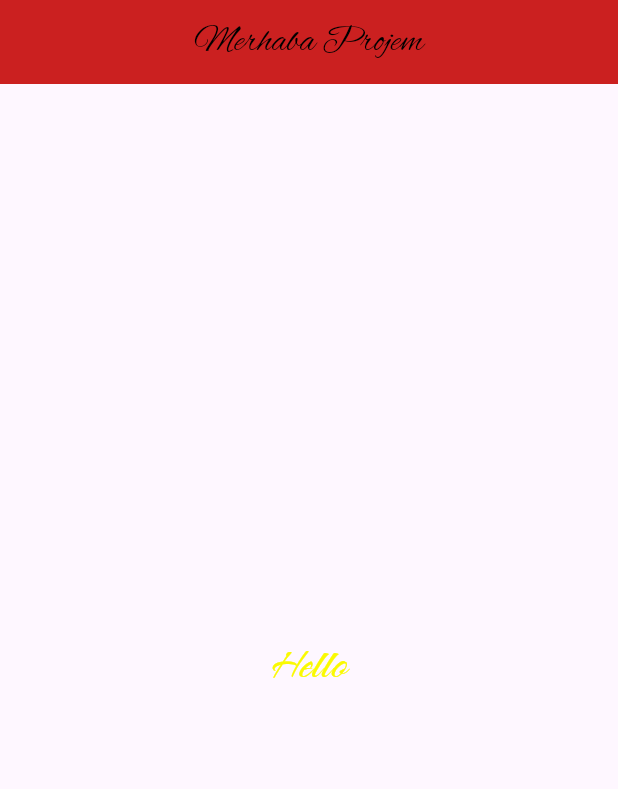
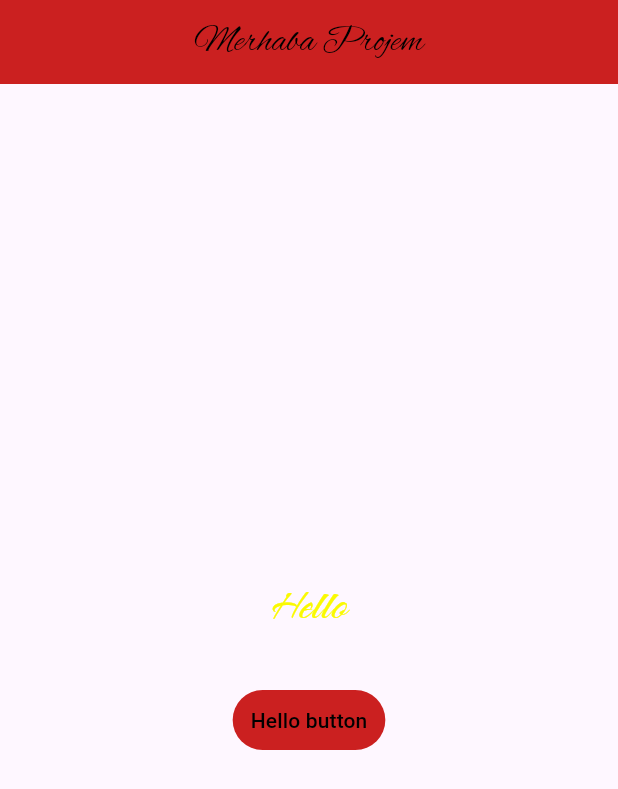
Before and after one commit to halillcam/Flutter_Alistirmalarim, a Flutter app: the screen it shows after launch, on a phone screen of 412 x 824 dp. Shown: the top 789 px of the screen. Run offline on Flutter 3.47's test engine with Material 3 defaults, Android fonts, the phone set to English and light mode, and no system bars.

Commit message:
Padding ve Text button eklendi tekrari yapildi

```diff
--- a/flutter_ogreniyorum/lib/anasayfa.dart
+++ b/flutter_ogreniyorum/lib/anasayfa.dart
@@ -14,7 +14,6 @@ class _AnasayfaState extends State<Anasayfa> {
   Widget build(BuildContext context) {
     return Scaffold(
       appBar: AppBar(
-
         title: Text("Merhaba Projem",style:TextStyle(fontFamily: "Alex",color:yaziRengi,fontSize: 24),),
         backgroundColor: mainColor,
         centerTitle: true,),
@@ -22,7 +21,12 @@ class _AnasayfaState extends State<Anasayfa> {
           child: Column(
             mainAxisAlignment: MainAxisAlignment.center,
             children: [
-              Text("Hello",style: TextStyle(color : yaziRengi1,fontFamily: "caramel",fontSize: 35),)
+              Text("Hello",style: TextStyle(color : yaziRengi1,fontFamily: "caramel",fontSize: 35),),
+              const Padding(padding: EdgeInsets.all(15)),
+              TextButton(
+                style: TextButton.styleFrom(backgroundColor: mainColor),
+                onPressed: (){}, child: Text("Hello button",style: TextStyle(color: yaziRengi),))
+
             ],
           ),
         ),
```
